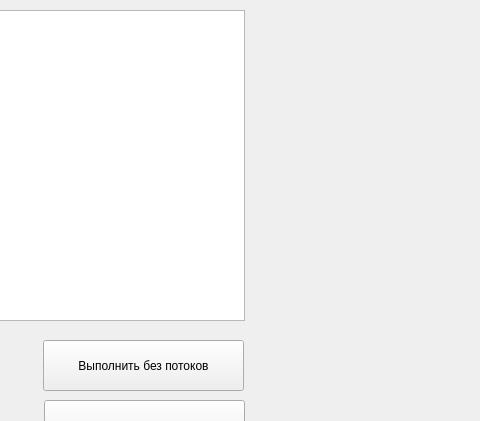
Above: mainwindow.ui from lzlaG/SQLITE_APP before the change; both pictures show x 526 to 1006 and y 0 to 421 of the 1006 by 845 pixel window. Below: the same form after it.
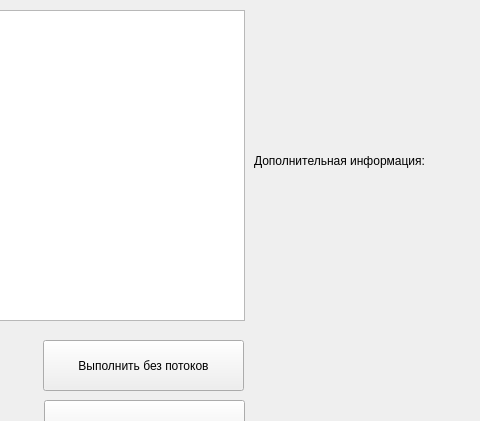
That is the form after the change.

What changed in the file:
```diff
--- a/mainwindow.ui
+++ b/mainwindow.ui
@@ -34,7 +34,7 @@
      </rect>
     </property>
     <property name="text">
-     <string/>
+     <string>Дополнительная информация:</string>
     </property>
    </widget>
    <widget class="QGroupBox" name="ContainerChooseGroup">
```
